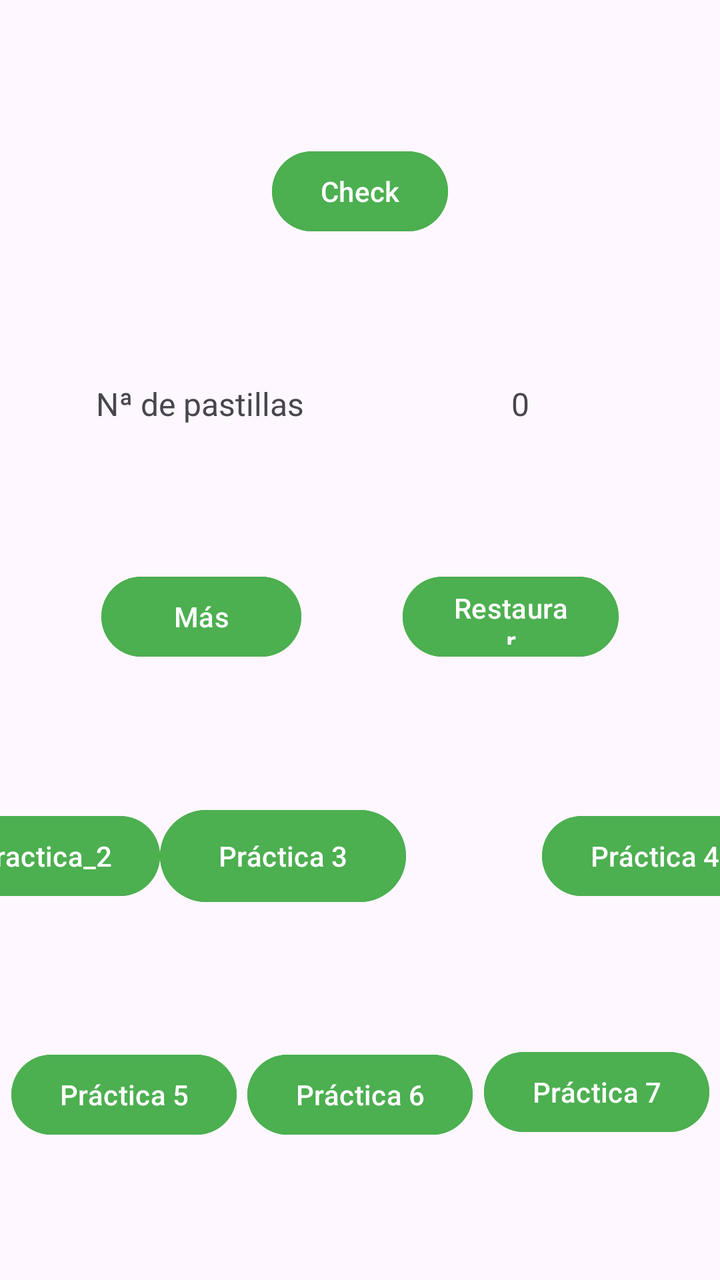
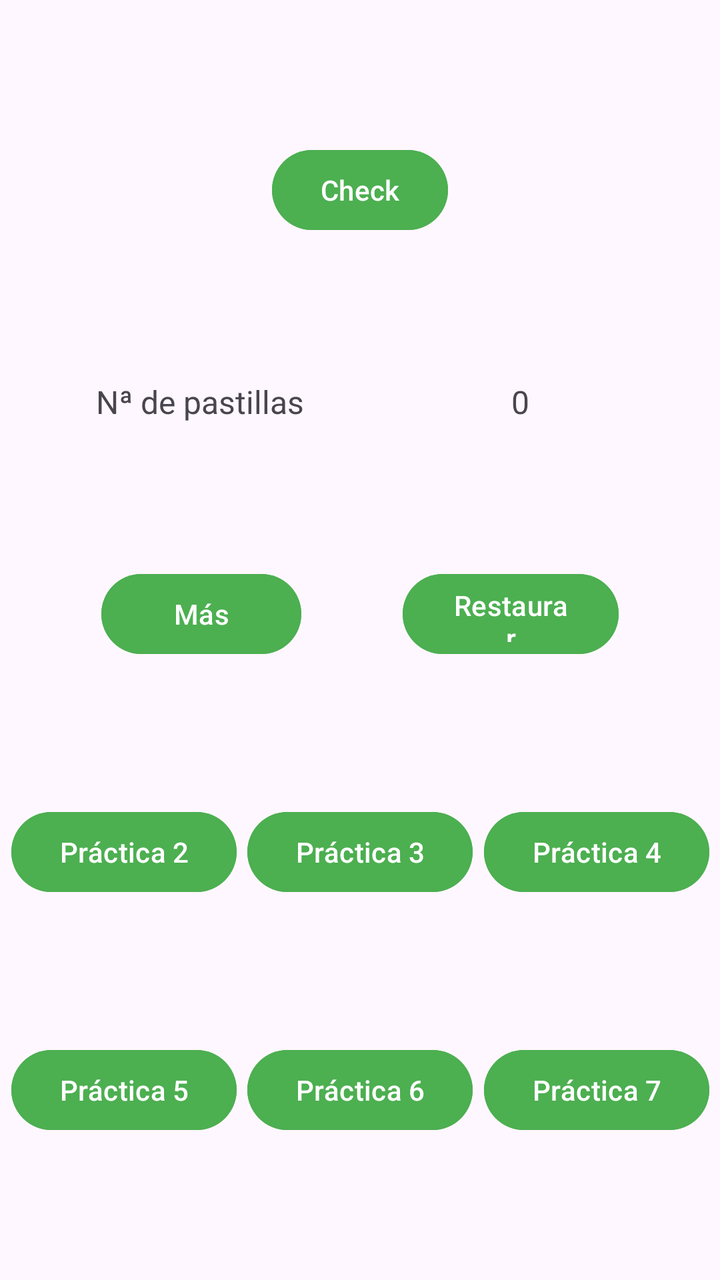

Before-and-after screenshots of an Android layout around one commit, followed by the original layout XML and the change that was made.
<!-- AndroidManifest.xml: application theme Theme.ElPastillero -->
<!-- res/layout/activity_main.xml -->
<?xml version="1.0" encoding="utf-8"?>
<androidx.constraintlayout.widget.ConstraintLayout xmlns:android="http://schemas.android.com/apk/res/android"
    xmlns:app="http://schemas.android.com/apk/res-auto"
    xmlns:tools="http://schemas.android.com/tools"
    android:id="@+id/btnch"
    android:layout_width="match_parent"
    android:layout_height="match_parent"
    tools:context=".MainActivity">

    <Button
        android:id="@+id/btnCheck"
        android:layout_width="wrap_content"
        android:layout_height="wrap_content"
        android:text="@string/check"
        app:layout_constraintTop_toTopOf="parent"
        android:backgroundTint="#4CAF50"
        app:layout_constraintBottom_toTopOf="@id/lbn_pastillas"
        app:layout_constraintStart_toStartOf="parent"
        app:layout_constraintEnd_toEndOf="parent"
        />
    <TextView
        android:id="@+id/lbn_pastillas"
        android:layout_width="120dp"
        android:layout_height="wrap_content"
        android:gravity="center"
        android:text="@string/n_de_pastillas"
        android:textSize="16sp"
        app:layout_constraintTop_toBottomOf="@id/btnCheck"
        app:layout_constraintBottom_toTopOf="@id/incre"
        app:layout_constraintStart_toStartOf="parent"
        app:layout_constraintEnd_toStartOf="@id/contador"/>

    <TextView
        android:id="@+id/contador"
        android:layout_width="120dp"
        android:layout_height="wrap_content"
        android:gravity="center"
        android:text="@string/_0"
        android:textSize="16sp"
        app:layout_constraintTop_toBottomOf="@id/btnCheck"
        app:layout_constraintBottom_toTopOf="@id/incre"
        app:layout_constraintStart_toEndOf="@id/lbn_pastillas"
        app:layout_constraintEnd_toEndOf="parent"
        />

    <Button
        android:id="@+id/incre"
        android:layout_width="100dp"
        android:layout_height="wrap_content"
        android:text="@string/m_s"
        android:backgroundTint="#4CAF50"
        app:layout_constraintBottom_toTopOf="@id/btnPractica2"
        app:layout_constraintEnd_toStartOf="@id/reset"
        app:layout_constraintStart_toStartOf="parent"
        app:layout_constraintTop_toBottomOf="@id/lbn_pastillas" />

    <Button
        android:id="@+id/reset"
        android:layout_width="108dp"
        android:layout_height="48dp"
        android:text="@string/restaurar"
        android:backgroundTint="#4CAF50"
        app:layout_constraintTop_toBottomOf="@id/lbn_pastillas"
        app:layout_constraintBottom_toTopOf="@id/btnPractica2"
        app:layout_constraintStart_toEndOf="@id/incre"
        app:layout_constraintEnd_toEndOf="parent"
        />

    <Button
        android:id="@+id/btnPractica2"
        android:layout_width="wrap_content"
        android:layout_height="wrap_content"
        android:layout_marginStart="56dp"
        android:backgroundTint="#4CAF50"
        android:text="@string/Segunda_practica"
        app:layout_constraintTop_toBottomOf="@id/incre"
        app:layout_constraintBottom_toTopOf="@id/btnPractica5"
        app:layout_constraintStart_toStartOf="parent"
        app:layout_constraintEnd_toStartOf="@id/btnPractica3"        />

    <Button
        android:id="@+id/btnPractica3"
        android:layout_width="123dp"
        android:layout_height="54dp"
        android:layout_marginEnd="68dp"
        android:backgroundTint="#4CAF50"
        android:text="Práctica 3"
        app:layout_constraintBottom_toTopOf="@id/btnPractica6"
        app:layout_constraintEnd_toStartOf="@id/btnPractica4"
        app:layout_constraintStart_toEndOf="@id/btnPractica2"
        app:layout_constraintTop_toBottomOf="@id/incre" />

    <Button
        android:id="@+id/btnPractica4"
        android:layout_width="wrap_content"
        android:layout_height="wrap_content"
        android:layout_marginEnd="68dp"
        android:text="Práctica 4"
        android:backgroundTint="#4CAF50"
        app:layout_constraintBottom_toTopOf="@id/btnPractica5"
        app:layout_constraintEnd_toEndOf="parent"
        app:layout_constraintStart_toEndOf="@id/btnPractica3"
        app:layout_constraintTop_toBottomOf="@id/reset"
        />

    <Button
        android:id="@+id/btnPractica5"
        android:layout_width="wrap_content"
        android:layout_height="wrap_content"
        android:text="Práctica 5"
        android:backgroundTint="#4CAF50"
        app:layout_constraintBottom_toBottomOf="parent"
        app:layout_constraintEnd_toStartOf="@id/btnPractica6"
        app:layout_constraintStart_toStartOf="parent"
        app:layout_constraintTop_toBottomOf="@id/btnPractica3" />


    <Button
        android:id="@+id/btnPractica6"
        android:layout_width="wrap_content"
        android:layout_height="wrap_content"
        android:text="Práctica 6"
        android:backgroundTint="#4CAF50"
        app:layout_constraintBottom_toBottomOf="parent"
        app:layout_constraintEnd_toStartOf="@id/btnPractica7"
        app:layout_constraintStart_toEndOf="@id/btnPractica5"
        app:layout_constraintTop_toBottomOf="@id/btnPractica3"
        />
    <Button
        android:id="@+id/btnPractica7"
        android:layout_width="wrap_content"
        android:layout_height="wrap_content"
        android:text="Práctica 7"
        android:backgroundTint="#4CAF50"
        app:layout_constraintBottom_toBottomOf="parent"
        app:layout_constraintEnd_toEndOf="parent"
        app:layout_constraintStart_toEndOf="@id/btnPractica6"
        app:layout_constraintTop_toBottomOf="@id/btnPractica4" />

</androidx.constraintlayout.widget.ConstraintLayout>
<!-- resources referenced by this layout -->
<resources>
  <string name="Segunda_practica">Practica_2</string>
  <string name="_0">0</string>
  <string name="check">Check</string>
  <string name="m_s">Más</string>
  <string name="n_de_pastillas">Nª de pastillas</string>
  <string name="restaurar">Restaurar</string>
  <style name="Theme.ElPastillero" parent="Base.Theme.ElPastillero" />
  <style name="Base.Theme.ElPastillero" parent="Theme.Material3.DayNight.NoActionBar">
          
          
      </style>
</resources>

<!-- the commit's change to res/layout/activity_main.xml (unified diff, before → after) -->
@@ -12,8 +12,8 @@
         android:layout_width="wrap_content"
         android:layout_height="wrap_content"
         android:text="@string/check"
+        android:backgroundTint="#4CAF50"
         app:layout_constraintTop_toTopOf="parent"
-        android:backgroundTint="#4CAF50"
         app:layout_constraintBottom_toTopOf="@id/lbn_pastillas"
         app:layout_constraintStart_toStartOf="parent"
         app:layout_constraintEnd_toEndOf="parent"
@@ -49,7 +49,7 @@
         android:layout_height="wrap_content"
         android:text="@string/m_s"
         android:backgroundTint="#4CAF50"
-        app:layout_constraintBottom_toTopOf="@id/btnPractica2"
+        app:layout_constraintBottom_toTopOf="@id/btnPractica3"
         app:layout_constraintEnd_toStartOf="@id/reset"
         app:layout_constraintStart_toStartOf="parent"
         app:layout_constraintTop_toBottomOf="@id/lbn_pastillas" />
@@ -61,7 +61,7 @@
         android:text="@string/restaurar"
         android:backgroundTint="#4CAF50"
         app:layout_constraintTop_toBottomOf="@id/lbn_pastillas"
-        app:layout_constraintBottom_toTopOf="@id/btnPractica2"
+        app:layout_constraintBottom_toTopOf="@id/btnPractica3"
         app:layout_constraintStart_toEndOf="@id/incre"
         app:layout_constraintEnd_toEndOf="parent"
         />
@@ -70,19 +70,17 @@
         android:id="@+id/btnPractica2"
         android:layout_width="wrap_content"
         android:layout_height="wrap_content"
-        android:layout_marginStart="56dp"
         android:backgroundTint="#4CAF50"
-        android:text="@string/Segunda_practica"
+        android:text="Práctica 2"
         app:layout_constraintTop_toBottomOf="@id/incre"
         app:layout_constraintBottom_toTopOf="@id/btnPractica5"
-        app:layout_constraintStart_toStartOf="parent"
-        app:layout_constraintEnd_toStartOf="@id/btnPractica3"        />
+        app:layout_constraintEnd_toStartOf="@id/btnPractica3"
+        app:layout_constraintStart_toStartOf="parent"/>
 
     <Button
         android:id="@+id/btnPractica3"
-        android:layout_width="123dp"
-        android:layout_height="54dp"
-        android:layout_marginEnd="68dp"
+        android:layout_width="wrap_content"
+        android:layout_height="wrap_content"
         android:backgroundTint="#4CAF50"
         android:text="Práctica 3"
         app:layout_constraintBottom_toTopOf="@id/btnPractica6"
@@ -94,14 +92,12 @@
         android:id="@+id/btnPractica4"
         android:layout_width="wrap_content"
         android:layout_height="wrap_content"
-        android:layout_marginEnd="68dp"
+        android:backgroundTint="#4CAF50"
         android:text="Práctica 4"
-        android:backgroundTint="#4CAF50"
-        app:layout_constraintBottom_toTopOf="@id/btnPractica5"
+        app:layout_constraintBottom_toTopOf="@id/btnPractica6"
         app:layout_constraintEnd_toEndOf="parent"
         app:layout_constraintStart_toEndOf="@id/btnPractica3"
-        app:layout_constraintTop_toBottomOf="@id/reset"
-        />
+        app:layout_constraintTop_toBottomOf="@id/incre"/>
 
     <Button
         android:id="@+id/btnPractica5"
@@ -135,6 +131,6 @@
         app:layout_constraintBottom_toBottomOf="parent"
         app:layout_constraintEnd_toEndOf="parent"
         app:layout_constraintStart_toEndOf="@id/btnPractica6"
-        app:layout_constraintTop_toBottomOf="@id/btnPractica4" />
+        app:layout_constraintTop_toBottomOf="@id/btnPractica3" />
 
 </androidx.constraintlayout.widget.ConstraintLayout>
<!-- resource entries referenced after the edit -->
@@ -1,6 +1,5 @@
 <!-- resources referenced by this layout -->
 <resources>
-  <string name="Segunda_practica">Practica_2</string>
   <string name="_0">0</string>
   <string name="check">Check</string>
   <string name="m_s">Más</string>
